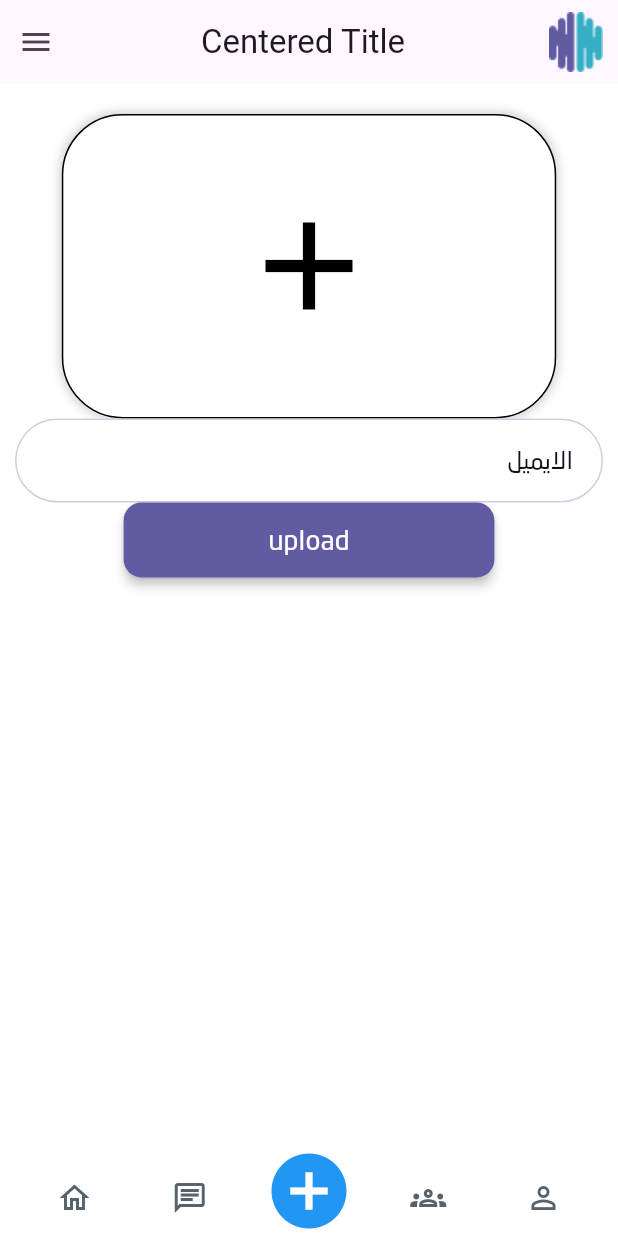
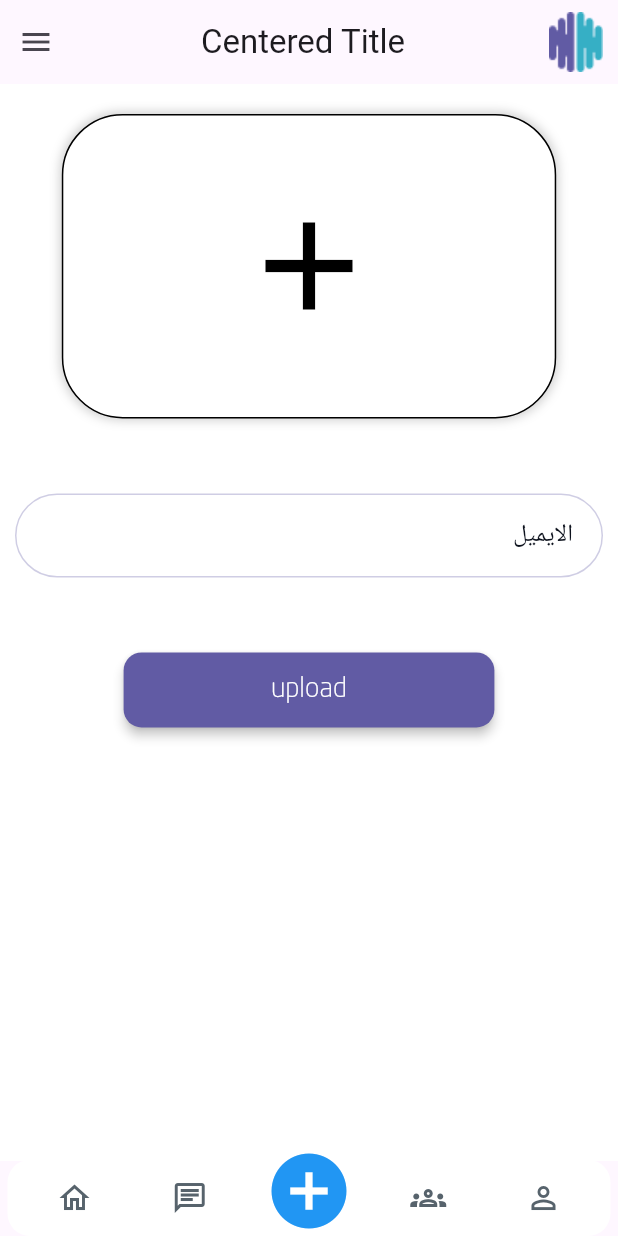
Before and after one commit to maysam-ite/maindMate, a Flutter app: the screen it shows after launch, item 3 of the bottom bar chosen, on a phone screen of 412 x 824 dp. Run offline on Flutter 3.47's test engine with Material 3 defaults, Android fonts, the phone set to English and light mode, and no system bars; our stand-ins replace cached_network_image, connectivity_plus, dartz, easy_localization, flutter_cache_manager, flutter_screenutil and 6 more; network calls fail.

Commit message:
add story controller finished

```diff
--- a/lib/core/navigation/routes.dart
+++ b/lib/core/navigation/routes.dart
@@ -23,7 +23,7 @@ import 'package:maindmate/features/payment/confirm_payment/view/confirm_payment_
 
 appRoutes() => [
       GetPage(
-        name: '/WelcomeScreen',
+        name: '/',
         page: () => WelcomeScreen(),
       ),
       GetPage(
@@ -40,7 +40,7 @@ appRoutes() => [
           binding: SignInBinding()),
       GetPage(
           name: '/StoriesScreen',
-          page: () =>  StoriesScreen(),
+          page: () => StoriesScreen(),
           binding: StoriesBinding()),
       GetPage(
           name: '/BookAConsultationScreen',
--- a/lib/core/shared/animation/shimmer_animation.dart
+++ b/lib/core/shared/animation/shimmer_animation.dart
@@ -1,4 +1,3 @@
-import '../../../main.dart';
 import 'package:flutter/material.dart';
 import 'package:shimmer/shimmer.dart';
 
--- a/lib/core/shared/widgets/general_app_bar.dart
+++ b/lib/core/shared/widgets/general_app_bar.dart
@@ -4,7 +4,7 @@ import 'package:maindmate/main.dart';
 generalAppBar() {
   return AppBar(
     surfaceTintColor: appTheme.primaryBackground,
-    leading: Image.asset('assets/images/Component 2 – 2.png'),
+    leading: Image.asset('assets/images/Component.png'),
     title: const Center(
       child: Text('Centered Title'),
     ),
--- a/lib/features/Consultations/book_a_consultation/view/widgets/book_a_consiltation_widget_header.dart
+++ b/lib/features/Consultations/book_a_consultation/view/widgets/book_a_consiltation_widget_header.dart
@@ -89,7 +89,7 @@ class UserPhoto extends StatelessWidget {
               border: Border.all(width: 2, color: appTheme.lineColor),
               shape: BoxShape.circle),
           child: Image.asset(
-            'assets/images/Component 2 – 2.png',
+            'assets/images/Component.png',
             fit: BoxFit.fill,
           ),
         ),
--- a/lib/features/Consultations/book_now/view/book_now_screen.dart
+++ b/lib/features/Consultations/book_now/view/book_now_screen.dart
@@ -181,7 +181,7 @@ class UserPhoto extends StatelessWidget {
               border: Border.all(width: 2, color: appTheme.lineColor),
               shape: BoxShape.circle),
           child: Image.asset(
-            'assets/images/Component 2 – 2.png',
+            'assets/images/Component.png',
             fit: BoxFit.fill,
           ),
         ),
--- a/lib/features/group_therapy/select_group_therapy/view/widgets/active_sessions_list.dart
+++ b/lib/features/group_therapy/select_group_therapy/view/widgets/active_sessions_list.dart
@@ -229,7 +229,7 @@ class UserPhoto extends StatelessWidget {
             shape: BoxShape.circle,
           ),
           child: Image.asset(
-            'assets/images/Component 2 – 2.png',
+            'assets/images/Component.png',
             fit: BoxFit.fill,
           ),
         ),
--- a/lib/features/main_bottom_navigation_bar/view/main_bottom_navigation_widget.dart
+++ b/lib/features/main_bottom_navigation_bar/view/main_bottom_navigation_widget.dart
@@ -35,12 +35,12 @@ class MainBottomNavigationBarWidget extends StatelessWidget {
         ),
         child: Obx(() => Scaffold(
               extendBody: true,
-            body: mainBottomNavigationController
-                .getScreen(mainBottomNavigationController.selectedPage.value),
-            bottomNavigationBar: Stack(
-              alignment: Alignment.bottomCenter,
-              children: [
-                Container(
+              body: Padding(
+                padding: const EdgeInsets.only(bottom: 50),
+                child: mainBottomNavigationController.getScreen(
+                    mainBottomNavigationController.selectedPage.value),
+              ),
+              bottomNavigationBar: Container(
                 padding: const EdgeInsets.symmetric(horizontal: 20),
                 height: 50.h,
                 margin: const EdgeInsets.symmetric(horizontal: 5),
@@ -84,7 +84,10 @@ class MainBottomNavigationBarWidget extends StatelessWidget {
                   ],
                 ),
               ),
-                Align(
+              floatingActionButton:
+                  MediaQuery.of(context).viewInsets.bottom != 0
+                      ? const SizedBox()
+                      : Align(
                           alignment: Alignment.bottomCenter,
                           child: GestureDetector(
                             onTap: () {
@@ -96,9 +99,10 @@ class MainBottomNavigationBarWidget extends StatelessWidget {
                               color: Colors.blue,
                             ),
                           ),
-                )
-              ],
-            ))),
+                        ),
+              floatingActionButtonLocation:
+                  FloatingActionButtonLocation.centerDocked,
+            )),
       ),
     );
   }
--- a/lib/features/payment/confirm_payment/controller/confirm_payment_binding.dart
+++ b/lib/features/payment/confirm_payment/controller/confirm_payment_binding.dart
@@ -1,5 +1,4 @@
 import 'package:get/get.dart';
-import 'package:maindmate/features/payment/add_payment_card/controller/add_payment_card_controller.dart';
 import 'package:maindmate/features/payment/confirm_payment/controller/confirm_payment_controller.dart';
 // Import your controller
 
--- a/lib/features/stories/add_story/view/add_story_screen.dart
+++ b/lib/features/stories/add_story/view/add_story_screen.dart
@@ -2,11 +2,16 @@ import 'package:easy_localization/easy_localization.dart';
 import 'package:flutter/material.dart';
 import 'package:flutter_screenutil/flutter_screenutil.dart';
 import 'package:get/get.dart';
+import 'package:image_picker/image_picker.dart';
+import 'package:maindmate/core/services/divide_widgets.dart';
 import 'package:maindmate/core/shared/buttons/general_button.dart';
 import 'package:maindmate/core/shared/text_fileds/custom_text_filed.dart';
+import 'package:maindmate/core/shared/widgets/bottom_sheet/show_bottom_sheet_for_images_videos.dart';
 import 'package:maindmate/core/shared/widgets/general_app_bar.dart';
 import 'package:maindmate/features/stories/add_story/controller/add_story_controller.dart';
 import 'package:maindmate/main.dart';
+
+import '../../../../core/shared/widgets/videos/cards_local_video_widget .dart';
 
 class AddStoryScreen extends StatelessWidget {
   AddStoryScreen({super.key});
@@ -20,31 +25,73 @@ class AddStoryScreen extends StatelessWidget {
         padding: const EdgeInsets.symmetric(vertical: 20, horizontal: 10),
         child: Column(
           children: [
+            GestureDetector(
+              onTap: () {
+                showBottomSheetForImagesAndVideos(
+                    context: context,
+                    onPressCamera: () {
+                      Get.back();
+                      addStoryController.pickMediaForStory(ImageSource.camera);
+                    },
+                    onPressGallery: () async {
+                      Get.back();
+                      addStoryController.pickMediaForStory(ImageSource.gallery);
+                    },
+                    onPressVideo: () async {
+                      addStoryController.pickVideoForStory();
+                    });
+              },
+              child: Stack(
+                children: [
                   Container(
                     width: 300.w,
                     height: 200.h,
                     decoration: BoxDecoration(
                         color: appTheme.primaryBackground,
-                borderRadius: BorderRadius.circular(40.r)
-                ,border: Border.all(),
+                        borderRadius: BorderRadius.circular(40.r),
+                        border: Border.all(),
                         boxShadow: [
                           BoxShadow(
                               color: Colors.grey.withOpacity(0.5),
                               spreadRadius: 1,
                               blurRadius: 5)
-            ]
+                        ]),
+                    child: addStoryController.media != null
+                        ? addStoryController.media!.isVideo
+                            ? CardsLocalVideoWidget(
+                                currentVideoUrl:
+                                    addStoryController.media!.data,
+                                videoHgiht: 200.h,
+                                videoWidth: 300.w)
+                            : Image.file(
+                                addStoryController.media!.data,
+                              )
+                        : const Center(
+                            child: Icon(
+                            Icons.add,
+                            size: 100,
+                            color: Color(0xFF000000),
+                          )),
                   ),
-              child: const Center(child:  Icon(Icons.add,size: 100,color: Color(0xFF000000),)),
+           addStoryController.media==null?const SizedBox():       Positioned(
+                      top: 0,
+                      right: 0,
+                      child: Icon(Icons.remove_circle, color: appTheme.primary))
+                ],
+              ),
             ),
             customTextField(
                 // height: 200,
                 label: tr('email'),
                 controller: addStoryController.storyText,
                 validator: (val) {
+                  return null;
                   // return emailValidation(val);
                 }),
             UploadButton(addStoryController: addStoryController),
-          ],
+          ].divide(const SizedBox(
+            height: 50,
+          )),
         ),
       ),
     );
--- a/lib/main.dart
+++ b/lib/main.dart
@@ -81,6 +81,7 @@ class _MyAppState extends State<MyApp> {
         debugShowCheckedModeBanner: false,
         getPages: appRoutes(),
         initialRoute: '/MainBottomNavigationBarWidget',
+        // initialRoute: '/',
       ),
     );
   }
--- a/pubspec.yaml
+++ b/pubspec.yaml
@@ -90,7 +90,7 @@ flutter:
   fonts:
     - family: NeoSans
       fonts:
-        - asset: assets/fonts/alfont_com_NeoSansW23-Regular.ttf
+        - asset: assets/fonts/Neo Sans Std Light.otf
   #       - asset: fonts/Schyler-Italic.ttf
   #         style: italic
   #   - family: Trajan Pro
```
Also changed, not shown: lib/core/shared/widgets/videos/cards_local_video_widget .dart (added, +180 -0 lines), lib/features/stories/add_story/controller/add_story_controller.dart (+61 -16 lines), lib/features/stories/stories/view/stories_screen.dart (+9 -8 lines), lib/features/stories/stories/view/widgets/stories_widget.dart (+1 -1 lines), lib/features/stories/story_detailes/view/story_detailes_screen.dart (+2 -2 lines), assets/fonts/Neo Sans Std Light Italic.otf (added), assets/images/Component.png (renamed from assets/images/Component 2 – 2.png), assets/images/Component2.png (renamed from assets/images/Component 37 – 2.png), 1 other file. Lines whose indentation alone changed are shown as unchanged.
